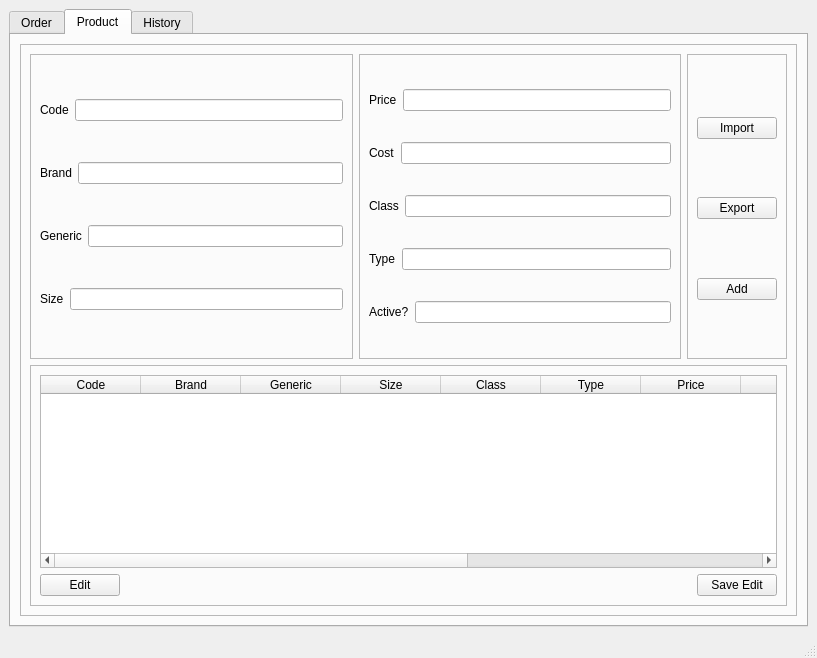
Old version of the form ui/main_design.ui in the repository thisLexic/pharma-order.
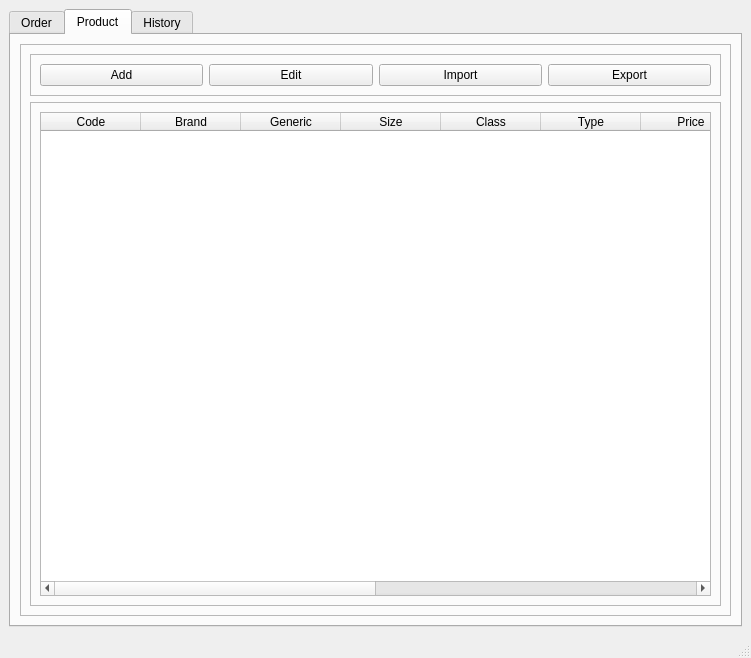
New version of the form.

Commit message: created separate window for adding products

The edit to the form file:
```diff
--- a/ui/main_design.ui
+++ b/ui/main_design.ui
@@ -6,7 +6,7 @@
    <rect>
     <x>0</x>
     <y>0</y>
-    <width>817</width>
+    <width>751</width>
     <height>658</height>
    </rect>
   </property>
@@ -1603,278 +1603,7 @@
            <enum>QFrame::Raised</enum>
           </property>
           <layout class="QGridLayout" name="gridLayout_12">
-           <item row="0" column="0">
-            <widget class="QFrame" name="product_left_frame">
-             <property name="frameShape">
-              <enum>QFrame::StyledPanel</enum>
-             </property>
-             <property name="frameShadow">
-              <enum>QFrame::Raised</enum>
-             </property>
-             <layout class="QGridLayout" name="gridLayout_9">
-              <item row="3" column="0">
-               <layout class="QHBoxLayout" name="container_generic_product">
-                <item>
-                 <widget class="QLabel" name="label_generic_product">
-                  <property name="text">
-                   <string>Generic</string>
-                  </property>
-                 </widget>
-                </item>
-                <item>
-                 <widget class="QLineEdit" name="value_generic_product">
-                  <property name="placeholderText">
-                   <string/>
-                  </property>
-                 </widget>
-                </item>
-               </layout>
-              </item>
-              <item row="1" column="0">
-               <layout class="QHBoxLayout" name="container_brand_product">
-                <item>
-                 <widget class="QLabel" name="label_brand_product">
-                  <property name="text">
-                   <string>Brand</string>
-                  </property>
-                 </widget>
-                </item>
-                <item>
-                 <widget class="QLineEdit" name="value_brand_product">
-                  <property name="placeholderText">
-                   <string/>
-                  </property>
-                 </widget>
-                </item>
-               </layout>
-              </item>
-              <item row="4" column="0">
-               <layout class="QHBoxLayout" name="container_size_product">
-                <item>
-                 <widget class="QLabel" name="label_size_product">
-                  <property name="text">
-                   <string>Size</string>
-                  </property>
-                 </widget>
-                </item>
-                <item>
-                 <widget class="QLineEdit" name="value_size_product">
-                  <property name="placeholderText">
-                   <string/>
-                  </property>
-                 </widget>
-                </item>
-               </layout>
-              </item>
-              <item row="0" column="0">
-               <layout class="QHBoxLayout" name="container_code_product">
-                <item>
-                 <widget class="QLabel" name="label_code_product">
-                  <property name="text">
-                   <string>Code</string>
-                  </property>
-                 </widget>
-                </item>
-                <item>
-                 <widget class="QLineEdit" name="value_code_product">
-                  <property name="placeholderText">
-                   <string/>
-                  </property>
-                 </widget>
-                </item>
-               </layout>
-              </item>
-             </layout>
-            </widget>
-           </item>
-           <item row="0" column="1">
-            <widget class="QFrame" name="product_middle_frame">
-             <property name="frameShape">
-              <enum>QFrame::StyledPanel</enum>
-             </property>
-             <property name="frameShadow">
-              <enum>QFrame::Raised</enum>
-             </property>
-             <layout class="QGridLayout" name="gridLayout_10">
-              <item row="0" column="0">
-               <layout class="QHBoxLayout" name="container_price_product">
-                <item>
-                 <widget class="QLabel" name="label_price_product">
-                  <property name="text">
-                   <string>Price</string>
-                  </property>
-                 </widget>
-                </item>
-                <item>
-                 <widget class="QLineEdit" name="value_price_product">
-                  <property name="placeholderText">
-                   <string/>
-                  </property>
-                 </widget>
-                </item>
-               </layout>
-              </item>
-              <item row="1" column="0">
-               <layout class="QHBoxLayout" name="container_cost_product">
-                <item>
-                 <widget class="QLabel" name="label_cost_product">
-                  <property name="text">
-                   <string>Cost</string>
-                  </property>
-                 </widget>
-                </item>
-                <item>
-                 <widget class="QLineEdit" name="value_cost_product">
-                  <property name="placeholderText">
-                   <string/>
-                  </property>
-                 </widget>
-                </item>
-               </layout>
-              </item>
-              <item row="2" column="0">
-               <layout class="QHBoxLayout" name="container_class_product">
-                <item>
-                 <widget class="QLabel" name="label_class_product">
-                  <property name="text">
-                   <string>Class</string>
-                  </property>
-                 </widget>
-                </item>
-                <item>
-                 <widget class="QLineEdit" name="value_class_product">
-                  <property name="placeholderText">
-                   <string/>
-                  </property>
-                 </widget>
-                </item>
-               </layout>
-              </item>
-              <item row="3" column="0">
-               <layout class="QHBoxLayout" name="container_type_product">
-                <item>
-                 <widget class="QLabel" name="label_type_product">
-                  <property name="text">
-                   <string>Type</string>
-                  </property>
-                 </widget>
-                </item>
-                <item>
-                 <widget class="QLineEdit" name="value_type_product">
-                  <property name="placeholderText">
-                   <string/>
-                  </property>
-                 </widget>
-                </item>
-               </layout>
-              </item>
-              <item row="4" column="0">
-               <layout class="QHBoxLayout" name="container_is_active_product">
-                <item>
-                 <widget class="QLabel" name="label_is_active_product">
-                  <property name="text">
-                   <string>Active?</string>
-                  </property>
-                 </widget>
-                </item>
-                <item>
-                 <widget class="QLineEdit" name="value_is_active_product">
-                  <property name="placeholderText">
-                   <string/>
-                  </property>
-                 </widget>
-                </item>
-               </layout>
-              </item>
-             </layout>
-            </widget>
-           </item>
-           <item row="0" column="2">
-            <widget class="QFrame" name="product_right_frame">
-             <property name="frameShape">
-              <enum>QFrame::StyledPanel</enum>
-             </property>
-             <property name="frameShadow">
-              <enum>QFrame::Raised</enum>
-             </property>
-             <layout class="QGridLayout" name="gridLayout_11">
-              <item row="0" column="0">
-               <spacer name="product_import_spacer">
-                <property name="orientation">
-                 <enum>Qt::Vertical</enum>
-                </property>
-                <property name="sizeHint" stdset="0">
-                 <size>
-                  <width>20</width>
-                  <height>53</height>
-                 </size>
-                </property>
-               </spacer>
-              </item>
-              <item row="1" column="0">
-               <widget class="QPushButton" name="button_import_product">
-                <property name="text">
-                 <string>Import</string>
-                </property>
-               </widget>
-              </item>
-              <item row="2" column="0">
-               <spacer name="product_import_export_spacer">
-                <property name="orientation">
-                 <enum>Qt::Vertical</enum>
-                </property>
-                <property name="sizeHint" stdset="0">
-                 <size>
-                  <width>20</width>
-                  <height>52</height>
-                 </size>
-                </property>
-               </spacer>
-              </item>
-              <item row="3" column="0">
-               <widget class="QPushButton" name="button_export_product">
-                <property name="text">
-                 <string>Export</string>
-                </property>
-               </widget>
-              </item>
-              <item row="4" column="0">
-               <spacer name="product_export_spacer">
-                <property name="orientation">
-                 <enum>Qt::Vertical</enum>
-                </property>
-                <property name="sizeHint" stdset="0">
-                 <size>
-                  <width>20</width>
-                  <height>53</height>
-                 </size>
-                </property>
-               </spacer>
-              </item>
-              <item row="5" column="0">
-               <widget class="QPushButton" name="button_add_product">
-                <property name="text">
-                 <string>Add</string>
-                </property>
-               </widget>
-              </item>
-              <item row="6" column="0">
-               <spacer name="product_add_spacer">
-                <property name="orientation">
-                 <enum>Qt::Vertical</enum>
-                </property>
-                <property name="sizeHint" stdset="0">
-                 <size>
-                  <width>20</width>
-                  <height>49</height>
-                 </size>
-                </property>
-               </spacer>
-              </item>
-             </layout>
-            </widget>
-           </item>
-           <item row="1" column="0" colspan="3">
+           <item row="1" column="0" colspan="2">
             <widget class="QFrame" name="product_bottom_frame">
              <property name="frameShape">
               <enum>QFrame::StyledPanel</enum>
@@ -1883,7 +1612,7 @@
               <enum>QFrame::Raised</enum>
              </property>
              <layout class="QGridLayout" name="gridLayout_14">
-              <item row="0" column="0" colspan="3">
+              <item row="0" column="0" colspan="2">
                <widget class="QTableWidget" name="table_product">
                 <property name="editTriggers">
                  <set>QAbstractItemView::NoEditTriggers</set>
@@ -1950,30 +1679,43 @@
                 </column>
                </widget>
               </item>
-              <item row="1" column="0">
+             </layout>
+            </widget>
+           </item>
+           <item row="0" column="0" colspan="2">
+            <widget class="QFrame" name="product_right_frame">
+             <property name="frameShape">
+              <enum>QFrame::StyledPanel</enum>
+             </property>
+             <property name="frameShadow">
+              <enum>QFrame::Raised</enum>
+             </property>
+             <layout class="QGridLayout" name="gridLayout_9">
+              <item row="0" column="0">
+               <widget class="QPushButton" name="button_add_product">
+                <property name="text">
+                 <string>Add</string>
+                </property>
+               </widget>
+              </item>
+              <item row="0" column="1">
                <widget class="QPushButton" name="button_edit_product">
                 <property name="text">
                  <string>Edit</string>
                 </property>
                </widget>
               </item>
-              <item row="1" column="1">
-               <spacer name="product_bottom_spacer">
-                <property name="orientation">
-                 <enum>Qt::Horizontal</enum>
+              <item row="0" column="2">
+               <widget class="QPushButton" name="button_import_product">
+                <property name="text">
+                 <string>Import</string>
                 </property>
-                <property name="sizeHint" stdset="0">
-                 <size>
-                  <width>533</width>
-                  <height>20</height>
-                 </size>
-                </property>
-               </spacer>
+               </widget>
               </item>
-              <item row="1" column="2">
-               <widget class="QPushButton" name="button_save_edit_product">
+              <item row="0" column="3">
+               <widget class="QPushButton" name="button_export_product">
                 <property name="text">
-                 <string>Save Edit</string>
+                 <string>Export</string>
                 </property>
                </widget>
               </item>
```
Left out of the diff: 2 changed lines with no effect on the pictures. The commit also changes 5 other files.
